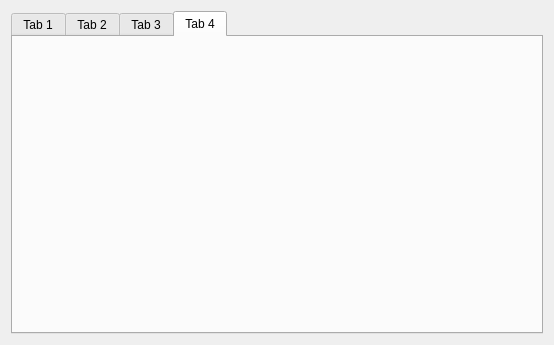
Old version of the form IoTQtClient/mainwidget.ui in the repository GunwooYun/Qt_Examples.
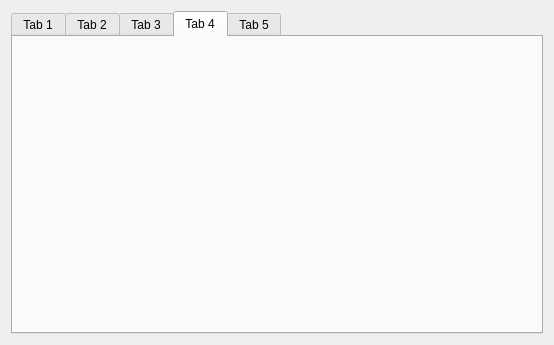
New version of the form. The open tabs and pages were chosen to show the change.

Patch:
```diff
--- a/IoTQtClient/mainwidget.ui
+++ b/IoTQtClient/mainwidget.ui
@@ -39,6 +39,11 @@
        <string>Tab 4</string>
       </attribute>
      </widget>
+     <widget class="QWidget" name="pTab5">
+      <attribute name="title">
+       <string>Tab 5</string>
+      </attribute>
+     </widget>
     </widget>
    </item>
   </layout>
```
Left out of the diff: 2 changed lines with no effect on the pictures.
